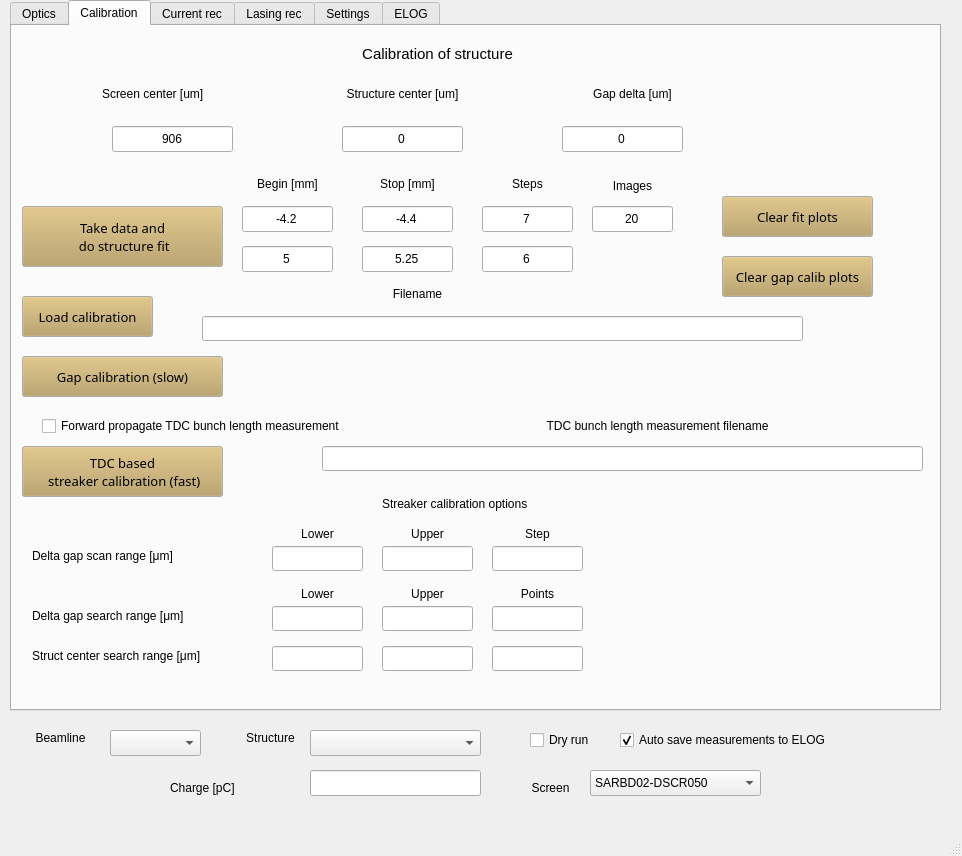
Above: gui.ui from pdijksta/PassiveWFMeasurement before the change. Below: the same form after it.
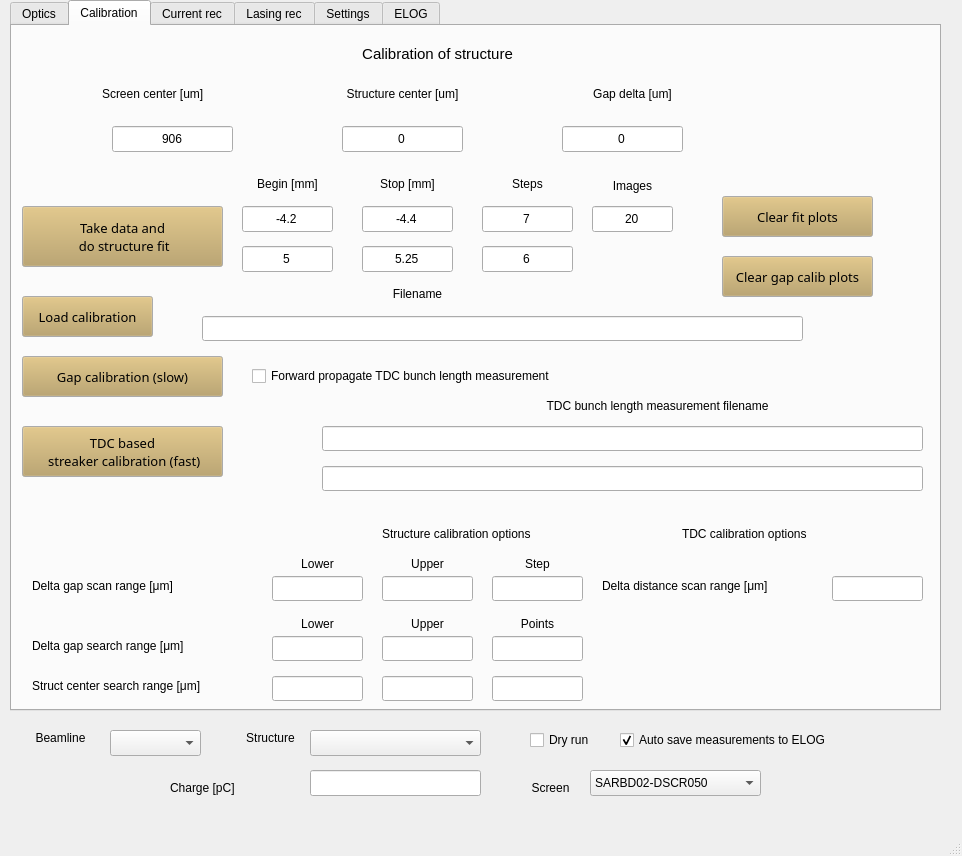
That is the form after the change.

Commit message: add tdc calibration

Patch:
```diff
--- a/gui.ui
+++ b/gui.ui
@@ -542,8 +542,8 @@
      <widget class="QCheckBox" name="ForwardBlmeasCheck">
       <property name="geometry">
        <rect>
-        <x>30</x>
-        <y>390</y>
+        <x>240</x>
+        <y>340</y>
         <width>321</width>
         <height>20</height>
        </rect>
@@ -559,7 +559,7 @@
       <property name="geometry">
        <rect>
         <x>310</x>
-        <y>420</y>
+        <y>400</y>
         <width>601</width>
         <height>25</height>
        </rect>
@@ -575,7 +575,7 @@
       <property name="geometry">
        <rect>
         <x>500</x>
-        <y>390</y>
+        <y>370</y>
         <width>291</width>
         <height>20</height>
        </rect>
@@ -735,20 +735,20 @@
       <property name="geometry">
        <rect>
         <x>370</x>
-        <y>470</y>
+        <y>500</y>
         <width>191</width>
         <height>16</height>
        </rect>
       </property>
       <property name="text">
-       <string>Streaker calibration options</string>
+       <string>Structure calibration options</string>
       </property>
      </widget>
      <widget class="QLabel" name="label_30">
       <property name="geometry">
        <rect>
         <x>20</x>
-        <y>520</y>
+        <y>550</y>
         <width>181</width>
         <height>20</height>
        </rect>
@@ -761,7 +761,7 @@
       <property name="geometry">
        <rect>
         <x>260</x>
-        <y>520</y>
+        <y>550</y>
         <width>91</width>
         <height>25</height>
        </rect>
@@ -777,7 +777,7 @@
       <property name="geometry">
        <rect>
         <x>260</x>
-        <y>500</y>
+        <y>530</y>
         <width>91</width>
         <height>16</height>
        </rect>
@@ -793,7 +793,7 @@
       <property name="geometry">
        <rect>
         <x>370</x>
-        <y>520</y>
+        <y>550</y>
         <width>91</width>
         <height>25</height>
        </rect>
@@ -809,7 +809,7 @@
       <property name="geometry">
        <rect>
         <x>370</x>
-        <y>500</y>
+        <y>530</y>
         <width>91</width>
         <height>16</height>
        </rect>
@@ -825,7 +825,7 @@
       <property name="geometry">
        <rect>
         <x>480</x>
-        <y>500</y>
+        <y>530</y>
         <width>91</width>
         <height>16</height>
        </rect>
@@ -841,7 +841,7 @@
       <property name="geometry">
        <rect>
         <x>480</x>
-        <y>520</y>
+        <y>550</y>
         <width>91</width>
         <height>25</height>
        </rect>
@@ -857,7 +857,7 @@
       <property name="geometry">
        <rect>
         <x>480</x>
-        <y>580</y>
+        <y>610</y>
         <width>91</width>
         <height>25</height>
        </rect>
@@ -873,7 +873,7 @@
       <property name="geometry">
        <rect>
         <x>260</x>
-        <y>580</y>
+        <y>610</y>
         <width>91</width>
         <height>25</height>
        </rect>
@@ -889,7 +889,7 @@
       <property name="geometry">
        <rect>
         <x>20</x>
-        <y>580</y>
+        <y>610</y>
         <width>181</width>
         <height>20</height>
        </rect>
@@ -902,7 +902,7 @@
       <property name="geometry">
        <rect>
         <x>370</x>
-        <y>580</y>
+        <y>610</y>
         <width>91</width>
         <height>25</height>
        </rect>
@@ -918,7 +918,7 @@
       <property name="geometry">
        <rect>
         <x>260</x>
-        <y>560</y>
+        <y>590</y>
         <width>91</width>
         <height>16</height>
        </rect>
@@ -934,7 +934,7 @@
       <property name="geometry">
        <rect>
         <x>370</x>
-        <y>560</y>
+        <y>590</y>
         <width>91</width>
         <height>16</height>
        </rect>
@@ -950,7 +950,7 @@
       <property name="geometry">
        <rect>
         <x>480</x>
-        <y>560</y>
+        <y>590</y>
         <width>91</width>
         <height>16</height>
        </rect>
@@ -966,7 +966,7 @@
       <property name="geometry">
        <rect>
         <x>480</x>
-        <y>620</y>
+        <y>650</y>
         <width>91</width>
         <height>25</height>
        </rect>
@@ -982,7 +982,7 @@
       <property name="geometry">
        <rect>
         <x>370</x>
-        <y>620</y>
+        <y>650</y>
         <width>91</width>
         <height>25</height>
        </rect>
@@ -998,7 +998,7 @@
       <property name="geometry">
        <rect>
         <x>20</x>
-        <y>620</y>
+        <y>650</y>
         <width>211</width>
         <height>20</height>
        </rect>
@@ -1011,7 +1011,7 @@
       <property name="geometry">
        <rect>
         <x>260</x>
-        <y>620</y>
+        <y>650</y>
         <width>91</width>
         <height>25</height>
        </rect>
@@ -1027,7 +1027,7 @@
       <property name="geometry">
        <rect>
         <x>10</x>
-        <y>420</y>
+        <y>400</y>
         <width>201</width>
         <height>51</height>
        </rect>
@@ -1080,6 +1080,64 @@
  streaker calibration (fast)</string>
       </property>
      </widget>
+     <widget class="QLineEdit" name="TdcCalibrationFilename">
+      <property name="geometry">
+       <rect>
+        <x>310</x>
+        <y>440</y>
+        <width>601</width>
+        <height>25</height>
+       </rect>
+      </property>
+      <property name="text">
+       <string/>
+      </property>
+      <property name="alignment">
+       <set>Qt::AlignCenter</set>
+      </property>
+     </widget>
+     <widget class="QLabel" name="label_82">
+      <property name="geometry">
+       <rect>
+        <x>670</x>
+        <y>500</y>
+        <width>191</width>
+        <height>16</height>
+       </rect>
+      </property>
+      <property name="text">
+       <string>TDC calibration options</string>
+      </property>
+     </widget>
+     <widget class="QLabel" name="label_83">
+      <property name="geometry">
+       <rect>
+        <x>590</x>
+        <y>550</y>
+        <width>221</width>
+        <height>20</height>
+       </rect>
+      </property>
+      <property name="text">
+       <string>Delta distance scan range [μm]</string>
+      </property>
+     </widget>
+     <widget class="QLineEdit" name="TdcCalibrationPositionDelta">
+      <property name="geometry">
+       <rect>
+        <x>820</x>
+        <y>550</y>
+        <width>91</width>
+        <height>25</height>
+       </rect>
+      </property>
+      <property name="text">
+       <string/>
+      </property>
+      <property name="alignment">
+       <set>Qt::AlignCenter</set>
+      </property>
+     </widget>
     </widget>
     <widget class="QWidget" name="tab_3">
      <attribute name="title">
```
The commit also changes 3 other files.
